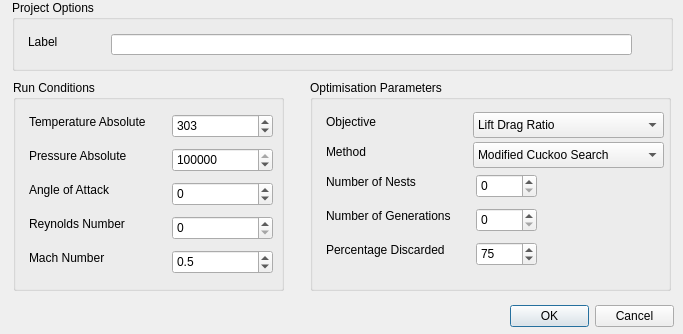
Old version of the form Gui/Dialogs/ConfigSimulationDialog.ui in the repository DrBenEvans/AerOptGUI.
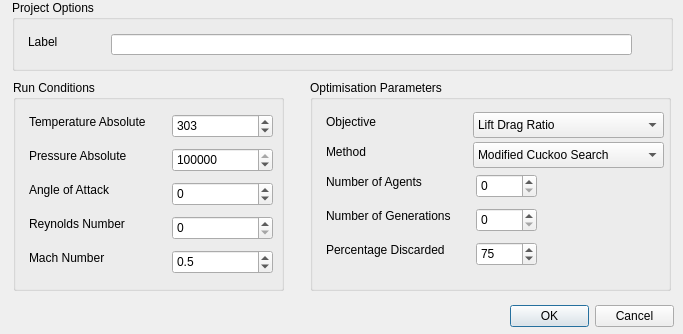
New version of the form.

Commit message: Number of Nests -> Number of Agents

```diff
--- a/Gui/Dialogs/ConfigSimulationDialog.ui
+++ b/Gui/Dialogs/ConfigSimulationDialog.ui
@@ -109,7 +109,7 @@
      <rect>
       <x>16</x>
       <y>94</y>
-      <width>103</width>
+      <width>121</width>
       <height>16</height>
      </rect>
     </property>
@@ -120,7 +120,7 @@
      </sizepolicy>
     </property>
     <property name="text">
-     <string>Number of Nests</string>
+     <string>Number of Agents</string>
     </property>
    </widget>
    <widget class="QLabel" name="label_11">
```
